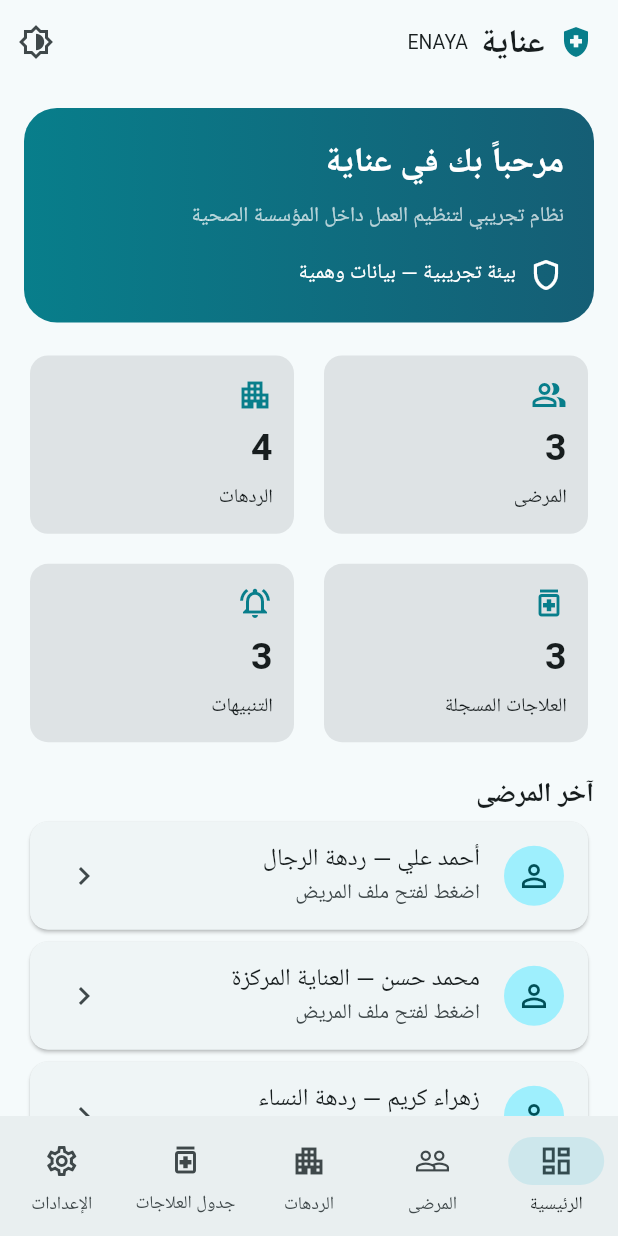
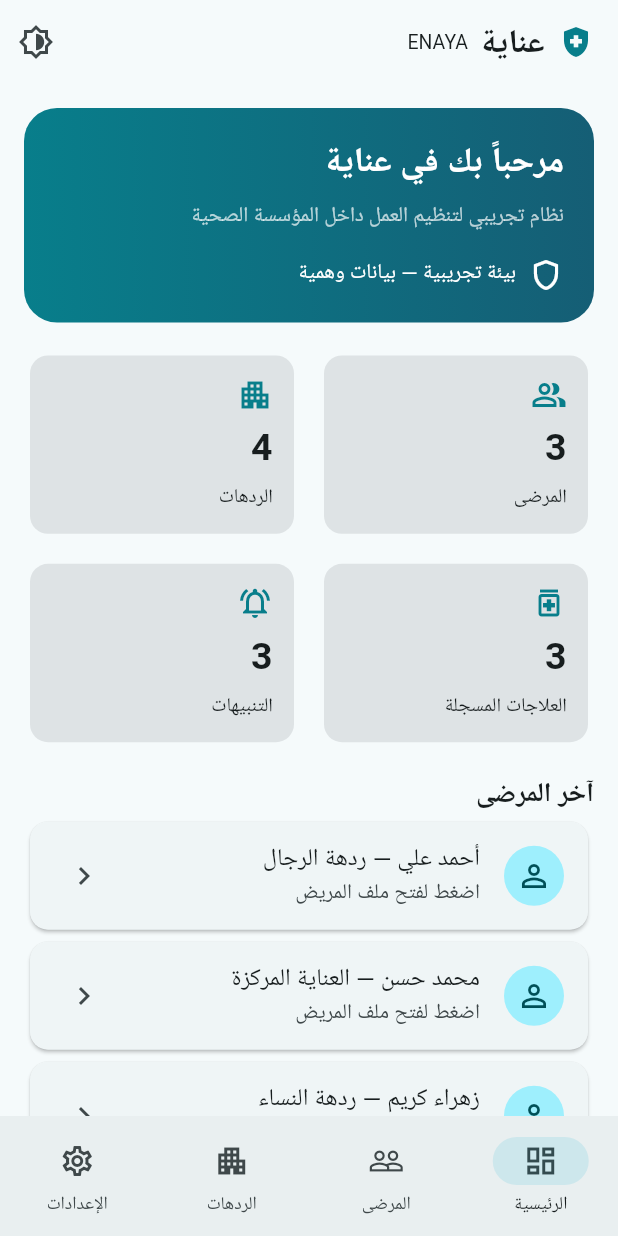
Before and after one commit to tamaralimatham15-maker/Hospital-, a Flutter app: the screen it shows after launch, on a phone screen of 412 x 824 dp. Run offline on Flutter 3.47's test engine with Material 3 defaults, Android fonts, the phone set to English and light mode, and no system bars; our stand-ins replace flutter_local_notifications, image_picker, shared_preferences, timezone.

Commit message:
Move treatments into patient profiles

```diff
--- a/lib/main.dart
+++ b/lib/main.dart
@@ -74,7 +74,7 @@ class _HomePageState extends State<HomePage> {
  Future<void> savePatientPhotos() async {final p=await SharedPreferences.getInstance();await p.setString('careflow_patient_photos',jsonEncode(photosByPatient));}
  Future<void> saveTreatments() async {final p=await SharedPreferences.getInstance();await p.setString('careflow_treatments',jsonEncode(treatmentsByPatient));await p.setStringList('careflow_completed_treatments',completedTreatments.toList());}
  @override Widget build(BuildContext context) {
-  final pages=[dashboard(),patientsPage(),listPage('الردهات والأقسام',wards,Icons.local_hospital_outlined,'إضافة ردهة'),treatmentsOverviewPage(),settingsPage()];
+  final pages=[dashboard(),patientsPage(),listPage('الردهات والأقسام',wards,Icons.local_hospital_outlined,'إضافة ردهة'),settingsPage()];
   return Directionality(textDirection:TextDirection.rtl,child:Scaffold(
    appBar:AppBar(title:const Row(children:[Icon(Icons.health_and_safety,color:Color(0xff087e8b)),SizedBox(width:9),Text('عناية',style:TextStyle(fontWeight:FontWeight.bold)),SizedBox(width:8),Text('ENAYA',style:TextStyle(fontSize:13))]),actions:[IconButton(onPressed:widget.onTheme,icon:const Icon(Icons.brightness_6_outlined))]),
    body:!initialized?const Center(child:CircularProgressIndicator()):SafeArea(child:pages[tab]),
@@ -82,7 +82,6 @@ class _HomePageState extends State<HomePage> {
     NavigationDestination(icon:Icon(Icons.dashboard_outlined),label:'الرئيسية'),
     NavigationDestination(icon:Icon(Icons.people_outline),label:'المرضى'),
     NavigationDestination(icon:Icon(Icons.apartment_outlined),label:'الردهات'),
-    NavigationDestination(icon:Icon(Icons.medication_outlined),label:'جدول العلاجات'),
     NavigationDestination(icon:Icon(Icons.settings_outlined),label:'الإعدادات')])));
  }
  Widget dashboard()=>ListView(padding:const EdgeInsets.all(16),children:[
@@ -93,7 +92,7 @@ class _HomePageState extends State<HomePage> {
   const SizedBox(height:18),
   GridView.count(shrinkWrap:true,physics:const NeverScrollableScrollPhysics(),crossAxisCount:2,crossAxisSpacing:12,mainAxisSpacing:12,childAspectRatio:1.45,children:[
    statCard('المرضى',patients.length.toString(),Icons.people_alt_outlined,onTap:()=>setState(()=>tab=1)),statCard('الردهات',wards.length.toString(),Icons.apartment,onTap:()=>setState(()=>tab=2)),
-   statCard('العلاجات المسجلة',treatmentsByPatient.values.fold<int>(0,(sum,list)=>sum+list.length).toString(),Icons.medication_outlined,onTap:()=>setState(()=>tab=3)),statCard('التنبيهات',treatmentsByPatient.values.fold<int>(0,(sum,list)=>sum+list.length).toString(),Icons.notifications_active_outlined,onTap:()=>setState(()=>tab=3))]),
+   statCard('العلاجات المسجلة',treatmentsByPatient.values.fold<int>(0,(sum,list)=>sum+list.length).toString(),Icons.medication_outlined,onTap:()=>setState(()=>tab=1)),statCard('التنبيهات',treatmentsByPatient.values.fold<int>(0,(sum,list)=>sum+list.length).toString(),Icons.notifications_active_outlined,onTap:()=>setState(()=>tab=1))]),
   const SizedBox(height:18),const Text('آخر المرضى',style:TextStyle(fontSize:18,fontWeight:FontWeight.bold)),
   ...patients.map((p)=>Card(child:ListTile(onTap:()=>openPatientProfile(p),leading:const CircleAvatar(child:Icon(Icons.person_outline)),title:Text(p),subtitle:const Text('اضغط لفتح ملف المريض'),trailing:const Icon(Icons.chevron_left))))]);
  Widget patientsPage()=>ListView(padding:const EdgeInsets.all(16),children:[
@@ -101,29 +100,13 @@ class _HomePageState extends State<HomePage> {
    const Text('المرضى',style:TextStyle(fontSize:22,fontWeight:FontWeight.bold)),
    FilledButton.icon(onPressed:()=>addItem('المرضى',patients),icon:const Icon(Icons.add),label:const Text('إضافة مريض'))]),
   const SizedBox(height:12),
-  ...patients.map((patient)=>Card(
-   child:ExpansionTile(
-    leading:const CircleAvatar(child:Icon(Icons.person_outline)),
-    title:Text(patient),
-    subtitle:Text('${(treatmentsByPatient[patient]??[]).length} علاج مسجل'),
-    children:[
-     if((treatmentsByPatient[patient]??[]).isEmpty)
-      const Padding(padding:EdgeInsets.all(12),child:Text('لا توجد علاجات مضافة لهذا المريض')),
-     ...(treatmentsByPatient[patient]??[]).map((t)=>ListTile(
-      leading:const Icon(Icons.medication_outlined,color:Color(0xff087e8b)),
-      title:Text(t.split('|').first),
-      subtitle:t.split('|').length==4?Text('الجرعة: '+t.split('|')[1]+' • '+t.split('|')[2]+' • '+DateTime.parse(t.split('|')[3]).toLocal().toString()+' • '+(completedTreatments.contains(t)?'تم التأكيد':'بانتظار التأكيد')):null,
-      trailing:t.split('|').length==4&&!completedTreatments.contains(t)?TextButton(onPressed:()=>confirmTreatment(t),child:const Text('تم إعطاء العلاج')):null,dense:true)),
-     Padding(padding:const EdgeInsets.fromLTRB(16,4,16,4),child:Wrap(
-      spacing:8,runSpacing:8,alignment:WrapAlignment.center,children:[
-       OutlinedButton.icon(
-        onPressed:()=>addTreatment(patient),
-        icon:const Icon(Icons.add),label:const Text('إضافة علاج')),
-       FilledButton.tonalIcon(
-        onPressed:()=>openPatientProfile(patient),
-        icon:const Icon(Icons.folder_open_outlined),label:const Text('ملف المريض'))
-      ]))
-    ]))),
+  ...patients.map((patient)=>Card(child:ListTile(
+   onTap:()=>openPatientProfile(patient),
+   leading:const CircleAvatar(child:Icon(Icons.person_outline)),
+   title:Text(patient),
+   subtitle:Text('اضغط لفتح الملف • ${(treatmentsByPatient[patient]??[]).length} علاج مسجل'),
+   trailing:const Icon(Icons.chevron_left)
+  )))
  ]);
  void openPatientProfile(String patient){
   showDialog(context:context,builder:(ctx)=>StatefulBuilder(builder:(ctx,refresh)=>AlertDialog(
```
